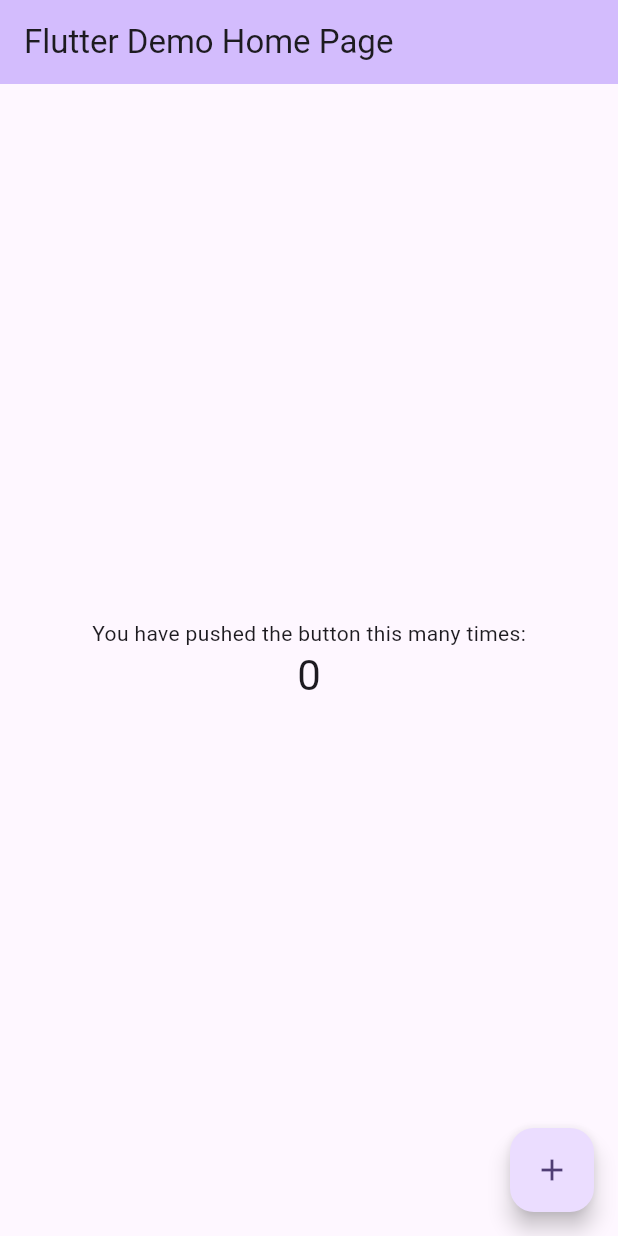
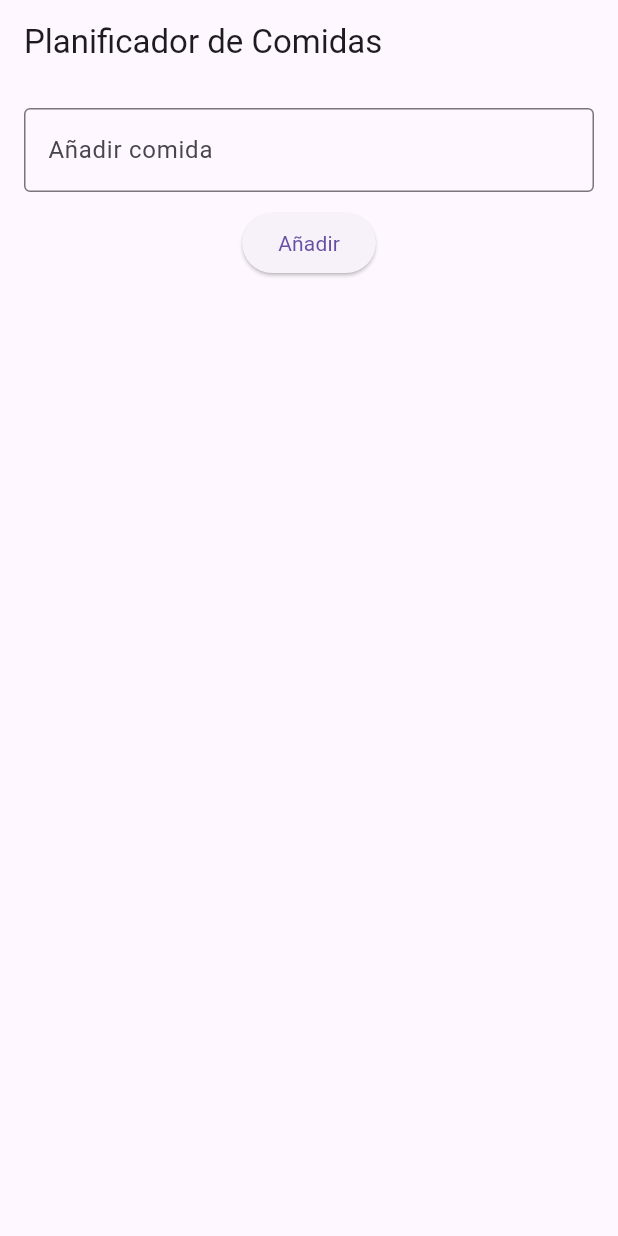
Before and after one commit to martatorredev/mtdev-planificador-comidas, a Flutter app: the screen it shows after launch, on a phone screen of 412 x 824 dp. Run offline on Flutter 3.47's test engine with Material 3 defaults, Android fonts, the phone set to English and light mode, and no system bars.

Commit message:
first commit

```diff
--- a/lib/main.dart
+++ b/lib/main.dart
@@ -1,125 +1,19 @@
 import 'package:flutter/material.dart';
+import 'screens/home_screen.dart';
 
 void main() {
   runApp(const MyApp());
 }
 
 class MyApp extends StatelessWidget {
-  const MyApp({super.key});
+  const MyApp({Key? key}) : super(key: key);
 
-  // This widget is the root of your application.
   @override
   Widget build(BuildContext context) {
     return MaterialApp(
-      title: 'Flutter Demo',
-      theme: ThemeData(
-        // This is the theme of your application.
-        //
-        // TRY THIS: Try running your application with "flutter run". You'll see
-        // the application has a purple toolbar. Then, without quitting the app,
-        // try changing the seedColor in the colorScheme below to Colors.green
-        // and then invoke "hot reload" (save your changes or press the "hot
-        // reload" button in a Flutter-supported IDE, or press "r" if you used
-        // the command line to start the app).
-        //
-        // Notice that the counter didn't reset back to zero; the application
-        // state is not lost during the reload. To reset the state, use hot
-        // restart instead.
-        //
-        // This works for code too, not just values: Most code changes can be
-        // tested with just a hot reload.
-        colorScheme: ColorScheme.fromSeed(seedColor: Colors.deepPurple),
-        useMaterial3: true,
-      ),
-      home: const MyHomePage(title: 'Flutter Demo Home Page'),
+      title: 'MTDev Planificador de Comidas',
+      theme: ThemeData(primarySwatch: Colors.blue),
+      home: const HomeScreen(),
     );
   }
 }
-
-class MyHomePage extends StatefulWidget {
-  const MyHomePage({super.key, required this.title});
-
-  // This widget is the home page of your application. It is stateful, meaning
-  // that it has a State object (defined below) that contains fields that affect
-  // how it looks.
-
-  // This class is the configuration for the state. It holds the values (in this
-  // case the title) provided by the parent (in this case the App widget) and
-  // used by the build method of the State. Fields in a Widget subclass are
-  // always marked "final".
-
-  final String title;
-
-  @override
-  State<MyHomePage> createState() => _MyHomePageState();
-}
-
-class _MyHomePageState extends State<MyHomePage> {
-  int _counter = 0;
-
-  void _incrementCounter() {
-    setState(() {
-      // This call to setState tells the Flutter framework that something has
-      // changed in this State, which causes it to rerun the build method below
-      // so that the display can reflect the updated values. If we changed
-      // _counter without calling setState(), then the build method would not be
-      // called again, and so nothing would appear to happen.
-      _counter++;
-    });
-  }
-
-  @override
-  Widget build(BuildContext context) {
-    // This method is rerun every time setState is called, for instance as done
-    // by the _incrementCounter method above.
-    //
-    // The Flutter framework has been optimized to make rerunning build methods
-    // fast, so that you can just rebuild anything that needs updating rather
-    // than having to individually change instances of widgets.
-    return Scaffold(
-      appBar: AppBar(
-        // TRY THIS: Try changing the color here to a specific color (to
-        // Colors.amber, perhaps?) and trigger a hot reload to see the AppBar
-        // change color while the other colors stay the same.
-        backgroundColor: Theme.of(context).colorScheme.inversePrimary,
-        // Here we take the value from the MyHomePage object that was created by
-        // the App.build method, and use it to set our appbar title.
-        title: Text(widget.title),
-      ),
-      body: Center(
-        // Center is a layout widget. It takes a single child and positions it
-        // in the middle of the parent.
-        child: Column(
-          // Column is also a layout widget. It takes a list of children and
-          // arranges them vertically. By default, it sizes itself to fit its
-          // children horizontally, and tries to be as tall as its parent.
-          //
-          // Column has various properties to control how it sizes itself and
-          // how it positions its children. Here we use mainAxisAlignment to
-          // center the children vertically; the main axis here is the vertical
-          // axis because Columns are vertical (the cross axis would be
-          // horizontal).
-          //
-          // TRY THIS: Invoke "debug painting" (choose the "Toggle Debug Paint"
-          // action in the IDE, or press "p" in the console), to see the
-          // wireframe for each widget.
-          mainAxisAlignment: MainAxisAlignment.center,
-          children: <Widget>[
-            const Text(
-              'You have pushed the button this many times:',
-            ),
-            Text(
-              '$_counter',
-              style: Theme.of(context).textTheme.headlineMedium,
-            ),
-          ],
-        ),
-      ),
-      floatingActionButton: FloatingActionButton(
-        onPressed: _incrementCounter,
-        tooltip: 'Increment',
-        child: const Icon(Icons.add),
-      ), // This trailing comma makes auto-formatting nicer for build methods.
-    );
-  }
-}
--- /dev/null
+++ b/lib/screens/home_screen.dart
@@ -0,0 +1,71 @@
+import 'package:flutter/material.dart';
+
+class HomeScreen extends StatefulWidget {
+  const HomeScreen({Key? key}) : super(key: key);
+
+  @override
+  _HomeScreenState createState() => _HomeScreenState();
+}
+
+class _HomeScreenState extends State<HomeScreen> {
+  final List<String> _meals = []; // Lista de comidas
+  final TextEditingController _mealController = TextEditingController();
+
+  void _addMeal() {
+    if (_mealController.text.isNotEmpty) {
+      setState(() {
+        _meals.add(_mealController.text);
+        _mealController.clear();
+      });
+    }
+  }
+
+  void _removeMeal(int index) {
+    setState(() {
+      _meals.removeAt(index);
+    });
+  }
+
+  @override
+  Widget build(BuildContext context) {
+    return Scaffold(
+      appBar: AppBar(
+        title: const Text('Planificador de Comidas'),
+      ),
+      body: Padding(
+        padding: const EdgeInsets.all(16.0),
+        child: Column(
+          children: [
+            TextField(
+              controller: _mealController,
+              decoration: const InputDecoration(
+                labelText: 'Añadir comida',
+                border: OutlineInputBorder(),
+              ),
+            ),
+            const SizedBox(height: 10),
+            ElevatedButton(
+              onPressed: _addMeal,
+              child: const Text('Añadir'),
+            ),
+            const SizedBox(height: 20),
+            Expanded(
+              child: ListView.builder(
+                itemCount: _meals.length,
+                itemBuilder: (context, index) {
+                  return ListTile(
+                    title: Text(_meals[index]),
+                    trailing: IconButton(
+                      icon: const Icon(Icons.delete),
+                      onPressed: () => _removeMeal(index),
+                    ),
+                  );
+                },
+              ),
+            ),
+          ],
+        ),
+      ),
+    );
+  }
+}
--- a/pubspec.yaml
+++ b/pubspec.yaml
@@ -35,7 +35,7 @@ dependencies:
   cupertino_icons: ^1.0.8
   provider: ^6.1.2
   shared_preferences: ^2.1.0
-  intl: ^0.18.0
+  intl: ^0.20.1
 
 dev_dependencies:
   flutter_test:
```
Also changed, not shown: pubspec.lock.
